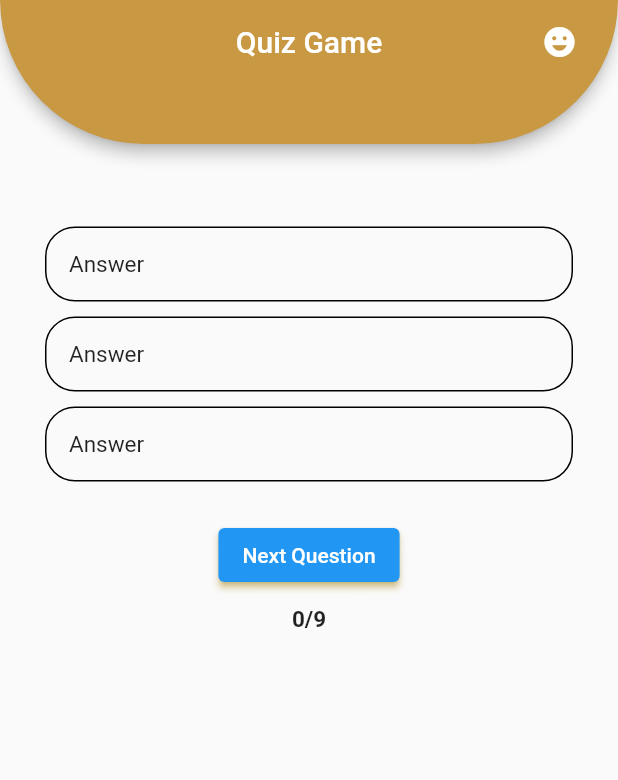
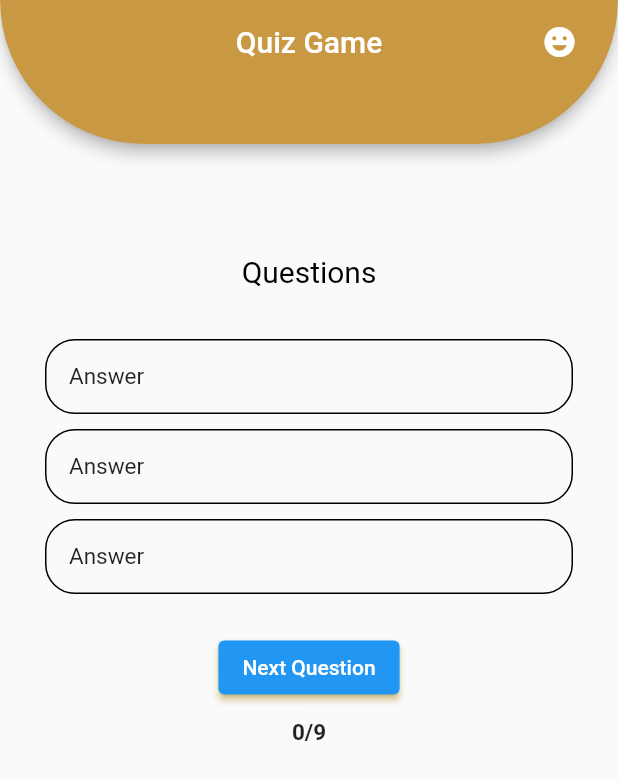
Before and after one commit to Prabhneet-Web/QuizApp, a Flutter app: the FirstPage screen opened directly, on a phone screen of 412 x 824 dp. Shown: the top 780 px of the screen. Run offline on Flutter 3.47's test engine with Material 2 defaults, Android fonts, the phone set to English and light mode, and no system bars; our stand-ins replace animated_text_kit, page_transition.

Commit message:
Some Changes added.

```diff
--- /dev/null
+++ b/lib/models/answersData.dart
@@ -0,0 +1,10 @@
+import 'package:flutter/material.dart';
+
+class answersData {
+  String answerText;
+  bool score;
+  answersData({required this.answerText, required this.score});
+
+  static answersData fromJson(json) =>
+      answersData(answerText: json['answerText'], score: json['score']);
+}
--- /dev/null
+++ b/lib/models/questionsData.dart
@@ -0,0 +1,7 @@
+class questionsData {
+  String questions;
+  questionsData({required this.questions});
+
+  static questionsData fromJson(json) =>
+      questionsData(questions: json['question']);
+}
--- a/lib/pages/firstPage.dart
+++ b/lib/pages/firstPage.dart
@@ -56,7 +56,10 @@ class _FirstPageState extends State<FirstPage> {
         ),
         centerTitle: true,
         actions: [
-          IconButton(icon: const Icon(Icons.emoji_emotions), onPressed: () {}),
+          IconButton(
+            icon: const Icon(Icons.emoji_emotions),
+            onPressed: () {},
+          ),
           const SizedBox(width: 15)
         ],
       ),
@@ -72,24 +75,19 @@ class _FirstPageState extends State<FirstPage> {
             if (_scoreTracker.isNotEmpty) ..._scoreTracker
           ],
         ),
-        _questions.isNotEmpty
-            ? Container(
-                width: double.infinity,
-                height: 130.0,
-                margin: const EdgeInsets.only(
-                    bottom: 10.0, left: 30.0, right: 30.0),
-                padding: const EdgeInsets.symmetric(
-                    horizontal: 50.0, vertical: 20.0),
-                decoration:
-                    BoxDecoration(borderRadius: BorderRadius.circular(20)),
-                child: Center(
-                    child: Text(
-                  _answers[1]["answerText"],
-                  textAlign: TextAlign.center,
-                  style: const TextStyle(fontSize: 20.0, color: Colors.black),
-                )),
-              )
-            : Container(),
+        Container(
+          width: double.infinity,
+          height: 70.0,
+          margin: const EdgeInsets.only(bottom: 5.0, left: 30.0, right: 30.0),
+          padding: const EdgeInsets.symmetric(horizontal: 50.0, vertical: 20.0),
+          decoration: BoxDecoration(borderRadius: BorderRadius.circular(20)),
+          child: const Center(
+              child: Text(
+            "Questions",
+            textAlign: TextAlign.center,
+            style: TextStyle(fontSize: 20.0, color: Colors.black),
+          )),
+        ),
         InkWell(
           onTap: () {},
           child: Container(
@@ -99,7 +97,7 @@ class _FirstPageState extends State<FirstPage> {
             decoration: BoxDecoration(
                 borderRadius: BorderRadius.circular(20.0),
                 border: Border.all(color: Colors.black)),
-            child: Text(
+            child: const Text(
               "Answer",
               style: TextStyle(fontSize: 15),
             ),
@@ -114,7 +112,7 @@ class _FirstPageState extends State<FirstPage> {
             decoration: BoxDecoration(
                 borderRadius: BorderRadius.circular(20.0),
                 border: Border.all(color: Colors.black)),
-            child: Text(
+            child: const Text(
               "Answer",
               style: TextStyle(fontSize: 15),
             ),
@@ -123,13 +121,13 @@ class _FirstPageState extends State<FirstPage> {
         InkWell(
           onTap: () {},
           child: Container(
-            padding: EdgeInsets.all(15.0),
-            margin: EdgeInsets.symmetric(vertical: 5.0, horizontal: 30.0),
+            padding: const EdgeInsets.all(15.0),
+            margin: const EdgeInsets.symmetric(vertical: 5.0, horizontal: 30.0),
             width: double.infinity,
             decoration: BoxDecoration(
                 borderRadius: BorderRadius.circular(20.0),
                 border: Border.all(color: Colors.black)),
-            child: Text(
+            child: const Text(
               "Answer",
               style: TextStyle(fontSize: 15),
             ),
@@ -139,7 +137,7 @@ class _FirstPageState extends State<FirstPage> {
         ElevatedButton(
           style: ElevatedButton.styleFrom(shadowColor: Colors.amber),
           onPressed: () {},
-          child: Text("Next Question"),
+          child: const Text("Next Question"),
         ),
         Container(
           padding: const EdgeInsets.only(
```
Also changed, not shown: 10 other files.
